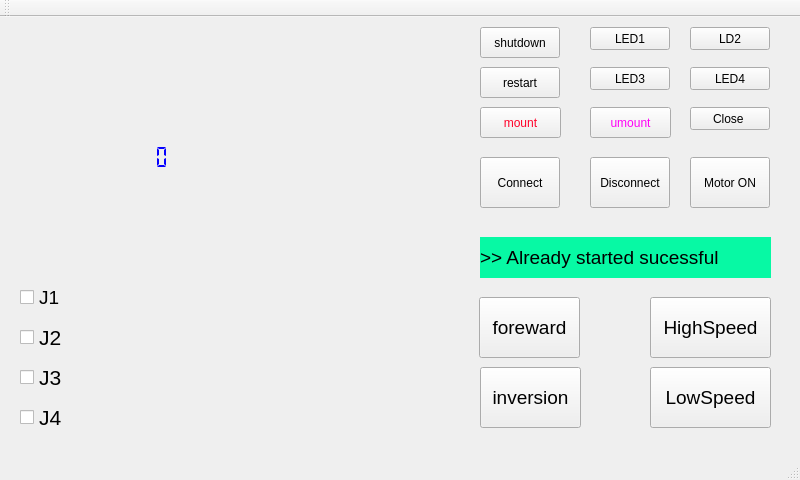
The window that mainwindow.ui (AlphaCan/QT437) describes before a commit, drawn with Qt 5.
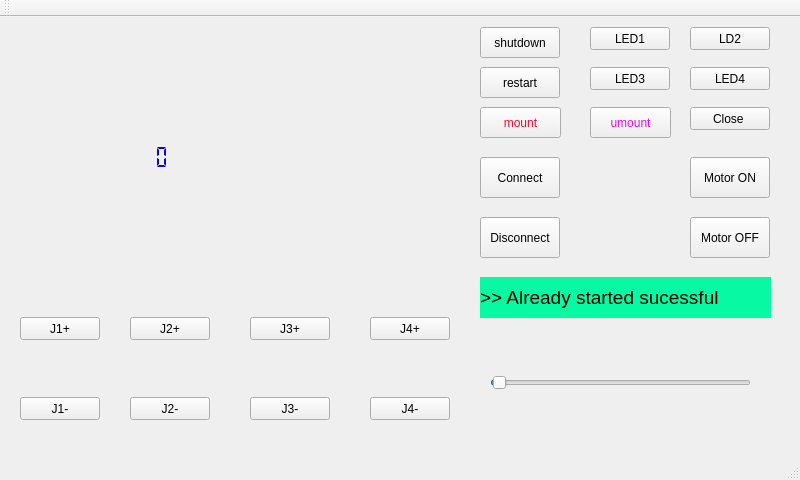
The same window after the commit.

Diff of the .ui file:
```diff
--- a/mainwindow.ui
+++ b/mainwindow.ui
@@ -172,7 +172,7 @@
     <property name="geometry">
      <rect>
       <x>480</x>
-      <y>220</y>
+      <y>260</y>
       <width>291</width>
       <height>41</height>
      </rect>
@@ -195,7 +195,7 @@
       <x>480</x>
       <y>140</y>
       <width>80</width>
-      <height>51</height>
+      <height>41</height>
      </rect>
     </property>
     <property name="text">
@@ -205,10 +205,10 @@
    <widget class="QPushButton" name="pushButton_serial_disconnect">
     <property name="geometry">
      <rect>
-      <x>590</x>
-      <y>140</y>
+      <x>480</x>
+      <y>200</y>
       <width>80</width>
-      <height>51</height>
+      <height>41</height>
      </rect>
     </property>
     <property name="text">
@@ -221,155 +221,156 @@
       <x>690</x>
       <y>140</y>
       <width>80</width>
-      <height>51</height>
+      <height>41</height>
      </rect>
     </property>
     <property name="text">
      <string>Motor ON</string>
     </property>
+    <property name="flat">
+     <bool>false</bool>
+    </property>
    </widget>
    <widget class="QPushButton" name="pushButton_forward">
     <property name="geometry">
      <rect>
-      <x>479</x>
-      <y>280</y>
-      <width>101</width>
-      <height>61</height>
+      <x>690</x>
+      <y>200</y>
+      <width>80</width>
+      <height>41</height>
      </rect>
     </property>
-    <property name="font">
-     <font>
-      <pointsize>14</pointsize>
-     </font>
-    </property>
     <property name="text">
-     <string>foreward</string>
+     <string>Motor OFF</string>
     </property>
    </widget>
    <widget class="QPushButton" name="pushButton_lowspeed">
     <property name="geometry">
      <rect>
-      <x>650</x>
-      <y>350</y>
-      <width>121</width>
-      <height>61</height>
+      <x>20</x>
+      <y>300</y>
+      <width>80</width>
+      <height>23</height>
      </rect>
     </property>
-    <property name="font">
-     <font>
-      <pointsize>14</pointsize>
-     </font>
-    </property>
     <property name="text">
-     <string>LowSpeed</string>
+     <string>J1+</string>
     </property>
    </widget>
    <widget class="QPushButton" name="pushButton_highspeed">
     <property name="geometry">
      <rect>
-      <x>650</x>
-      <y>280</y>
-      <width>121</width>
-      <height>61</height>
+      <x>20</x>
+      <y>380</y>
+      <width>80</width>
+      <height>23</height>
      </rect>
     </property>
-    <property name="font">
-     <font>
-      <pointsize>14</pointsize>
-     </font>
-    </property>
     <property name="text">
-     <string>HighSpeed</string>
+     <string>J1-</string>
     </property>
    </widget>
    <widget class="QPushButton" name="pushButton_back">
     <property name="geometry">
      <rect>
-      <x>480</x>
-      <y>350</y>
-      <width>101</width>
-      <height>61</height>
+      <x>130</x>
+      <y>300</y>
+      <width>80</width>
+      <height>23</height>
      </rect>
     </property>
-    <property name="font">
-     <font>
-      <pointsize>14</pointsize>
-     </font>
-    </property>
     <property name="text">
-     <string>inversion</string>
+     <string>J2+</string>
     </property>
    </widget>
-   <widget class="QCheckBox" name="checkBox_J1">
+   <widget class="QPushButton" name="pushButton_J2B">
     <property name="geometry">
      <rect>
-      <x>20</x>
-      <y>270</y>
-      <width>51</width>
-      <height>21</height>
+      <x>130</x>
+      <y>380</y>
+      <width>80</width>
+      <height>23</height>
      </rect>
     </property>
-    <property name="font">
-     <font>
-      <pointsize>14</pointsize>
-     </font>
-    </property>
     <property name="text">
-     <string>J1</string>
+     <string>J2-</string>
     </property>
    </widget>
-   <widget class="QCheckBox" name="checkBox_J2">
+   <widget class="QPushButton" name="pushButton_J3F">
     <property name="geometry">
      <rect>
-      <x>20</x>
-      <y>310</y>
-      <width>51</width>
-      <height>21</height>
+      <x>250</x>
+      <y>300</y>
+      <width>80</width>
+      <height>23</height>
      </rect>
     </property>
-    <property name="font">
-     <font>
-      <pointsize>16</pointsize>
-     </font>
+    <property name="text">
+     <string>J3+</string>
     </property>
+   </widget>
+   <widget class="QPushButton" name="pushButton_J3B">
+    <property name="geometry">
+     <rect>
+      <x>250</x>
+      <y>380</y>
+      <width>80</width>
+      <height>23</height>
+     </rect>
+    </property>
     <property name="text">
-     <string>J2</string>
+     <string>J3-</string>
     </property>
    </widget>
-   <widget class="QCheckBox" name="checkBox_J3">
+   <widget class="QPushButton" name="pushButton_J4F">
     <property name="geometry">
      <rect>
-      <x>20</x>
-      <y>350</y>
-      <width>51</width>
-      <height>21</height>
+      <x>370</x>
+      <y>300</y>
+      <width>80</width>
+      <height>23</height>
      </rect>
     </property>
-    <property name="font">
-     <font>
-      <pointsize>16</pointsize>
-     </font>
+    <property name="text">
+     <string>J4+</string>
     </property>
+   </widget>
+   <widget class="QPushButton" name="pushButton_J4B">
+    <property name="geometry">
+     <rect>
+      <x>370</x>
+      <y>380</y>
+      <width>80</width>
+      <height>23</height>
+     </rect>
+    </property>
     <property name="text">
-     <string>J3</string>
+     <string>J4-</string>
     </property>
    </widget>
-   <widget class="QCheckBox" name="checkBox_J4">
+   <widget class="QSlider" name="horizontalSlider">
     <property name="geometry">
      <rect>
-      <x>20</x>
-      <y>390</y>
-      <width>51</width>
-      <height>21</height>
+      <x>490</x>
+      <y>340</y>
+      <width>261</width>
+      <height>51</height>
      </rect>
     </property>
-    <property name="font">
-     <font>
-      <pointsize>16</pointsize>
-     </font>
+    <property name="maximum">
+     <number>1310720</number>
     </property>
-    <property name="text">
-     <string>J4</string>
+    <property name="singleStep">
+     <number>1000</number>
+    </property>
+    <property name="pageStep">
+     <number>1000</number>
+    </property>
+    <property name="value">
+     <number>1000</number>
+    </property>
+    <property name="orientation">
+     <enum>Qt::Horizontal</enum>
     </property>
    </widget>
   </widget>
```
Left out of the diff: 11 changed lines with no effect on the pictures.
